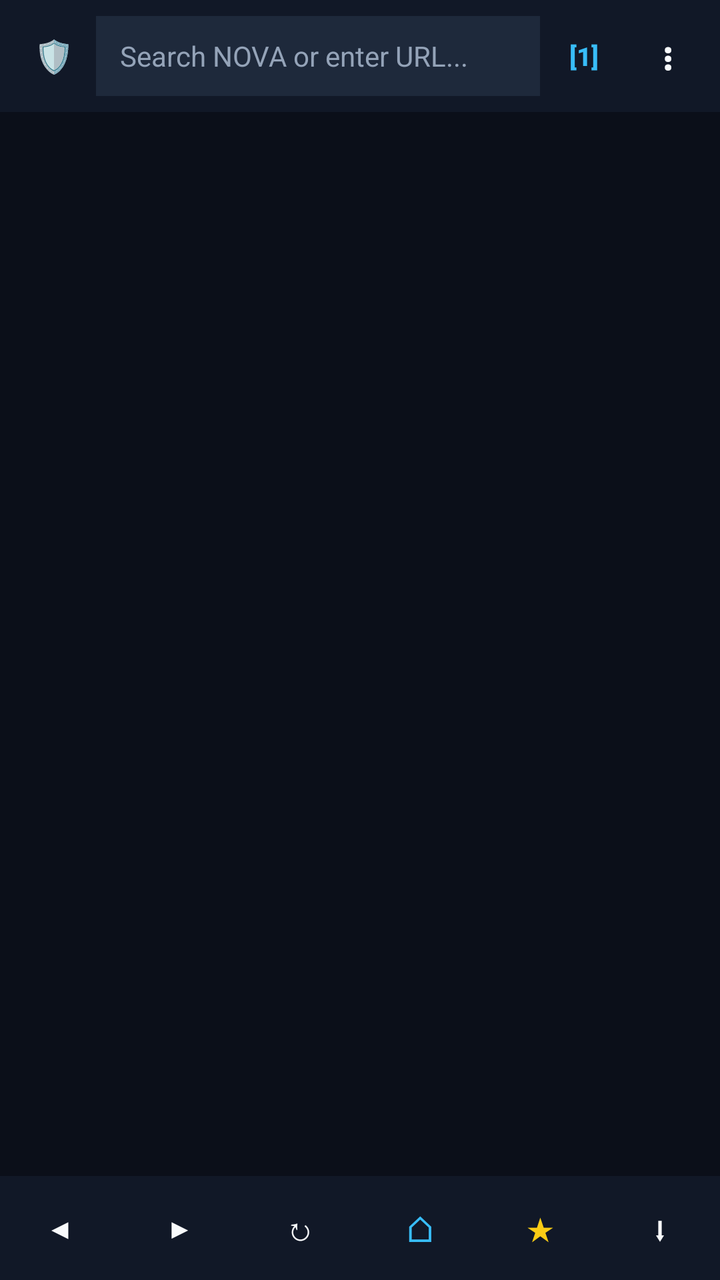
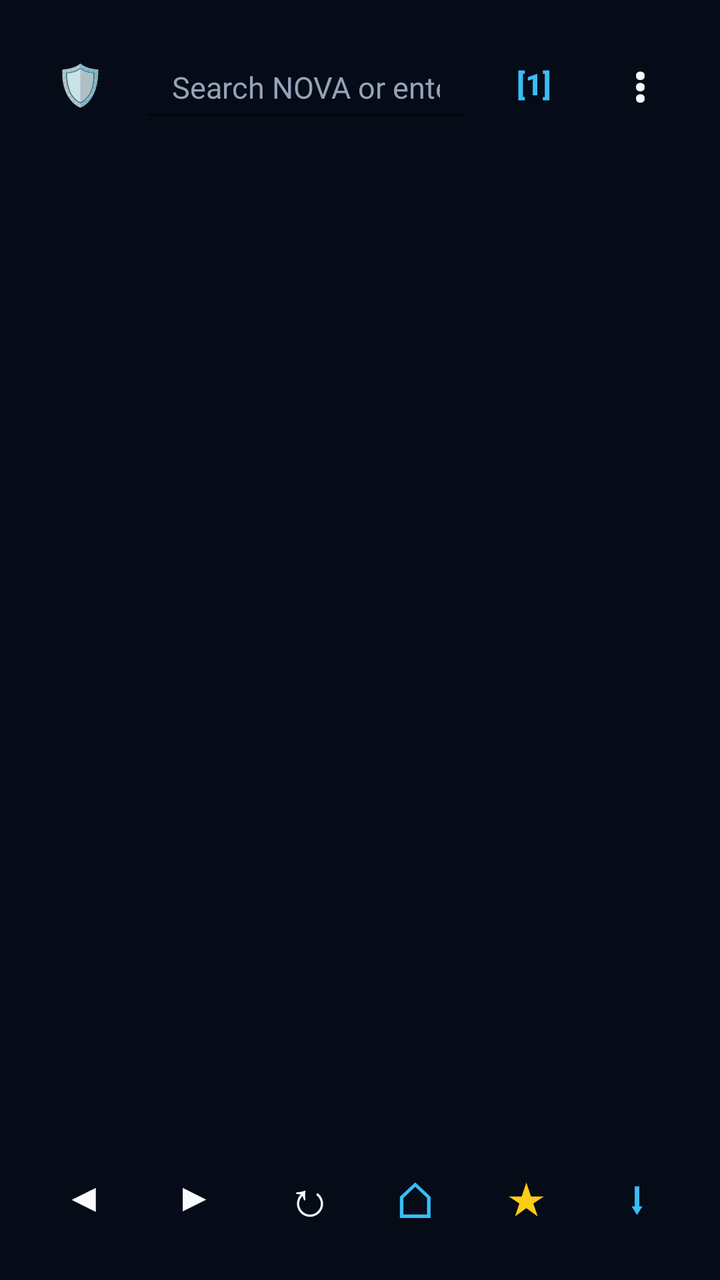

Two renders of the same Android screen: before a commit and after it. Below are the layout's source before the change and the commit's diff.
<!-- AndroidManifest.xml: application theme Theme.MaterialComponents.DayNight.NoActionBar -->
<!-- res/layout/activity_main.xml -->
<?xml version="1.0" encoding="utf-8"?>
<LinearLayout xmlns:android="http://schemas.android.com/apk/res/android"
    android:id="@+id/rootLayout"
    android:layout_width="match_parent"
    android:layout_height="match_parent"
    android:orientation="vertical"
    android:background="#0B0F19">

    <LinearLayout
        android:id="@+id/topBar"
        android:layout_width="match_parent"
        android:layout_height="56dp"
        android:orientation="horizontal"
        android:gravity="center_vertical"
        android:paddingStart="6dp"
        android:paddingEnd="6dp"
        android:background="#111827">

        <Button
            android:id="@+id/btnShield"
            style="?android:attr/borderlessButtonStyle"
            android:layout_width="42dp"
            android:layout_height="40dp"
            android:text="🛡️"
            android:textSize="16sp"
            android:padding="0dp" />

        <EditText
            android:id="@+id/etUrl"
            android:layout_width="0dp"
            android:layout_height="40dp"
            android:layout_weight="1"
            android:background="#1E293B"
            android:hint="Search NOVA or enter URL..."
            android:textColor="#F8FAFC"
            android:textColorHint="#94A3B8"
            android:paddingStart="12dp"
            android:paddingEnd="12dp"
            android:singleLine="true"
            android:imeOptions="actionGo"
            android:inputType="textUri"
            android:textSize="14sp" />

        <Button
            android:id="@+id/btnTabs"
            style="?android:attr/borderlessButtonStyle"
            android:layout_width="44dp"
            android:layout_height="40dp"
            android:text="[1]"
            android:textColor="#38BDF8"
            android:textStyle="bold"
            android:textSize="13sp"
            android:padding="0dp" />

        <Button
            android:id="@+id/btnMenu"
            style="?android:attr/borderlessButtonStyle"
            android:layout_width="40dp"
            android:layout_height="40dp"
            android:text="⋮"
            android:textColor="#F8FAFC"
            android:textStyle="bold"
            android:textSize="18sp"
            android:padding="0dp" />
    </LinearLayout>

    <LinearLayout
        android:id="@+id/layoutFind"
        android:layout_width="match_parent"
        android:layout_height="48dp"
        android:orientation="horizontal"
        android:gravity="center_vertical"
        android:paddingStart="8dp"
        android:paddingEnd="8dp"
        android:background="#1E293B"
        android:visibility="gone">

        <EditText
            android:id="@+id/etFind"
            android:layout_width="0dp"
            android:layout_height="36dp"
            android:layout_weight="1"
            android:hint="Find in page..."
            android:textColor="#F8FAFC"
            android:textColorHint="#94A3B8"
            android:background="#0F172A"
            android:paddingStart="10dp"
            android:paddingEnd="10dp"
            android:singleLine="true"
            android:textSize="13sp" />

        <Button
            android:id="@+id/btnFindNext"
            style="?android:attr/borderlessButtonStyle"
            android:layout_width="60dp"
            android:layout_height="36dp"
            android:text="Next"
            android:textColor="#38BDF8"
            android:textSize="12sp" />

        <Button
            android:id="@+id/btnFindClose"
            style="?android:attr/borderlessButtonStyle"
            android:layout_width="44dp"
            android:layout_height="36dp"
            android:text="✕"
            android:textColor="#EF4444"
            android:textSize="14sp" />
    </LinearLayout>

    <ProgressBar
        android:id="@+id/progressBar"
        style="?android:attr/progressBarStyleHorizontal"
        android:layout_width="match_parent"
        android:layout_height="3dp"
        android:max="100"
        android:visibility="gone" />

    <FrameLayout
        android:id="@+id/webContainer"
        android:layout_width="match_parent"
        android:layout_height="0dp"
        android:layout_weight="1" />

    <LinearLayout
        android:id="@+id/bottomBar"
        android:layout_width="match_parent"
        android:layout_height="52dp"
        android:orientation="horizontal"
        android:gravity="center"
        android:background="#111827"
        android:weightSum="6">

        <Button
            android:id="@+id/btnBack"
            style="?android:attr/borderlessButtonStyle"
            android:layout_width="0dp"
            android:layout_height="match_parent"
            android:layout_weight="1"
            android:text="◀"
            android:textColor="#F8FAFC" />

        <Button
            android:id="@+id/btnForward"
            style="?android:attr/borderlessButtonStyle"
            android:layout_width="0dp"
            android:layout_height="match_parent"
            android:layout_weight="1"
            android:text="▶"
            android:textColor="#F8FAFC" />

        <Button
            android:id="@+id/btnReload"
            style="?android:attr/borderlessButtonStyle"
            android:layout_width="0dp"
            android:layout_height="match_parent"
            android:layout_weight="1"
            android:text="↻"
            android:textColor="#F8FAFC"
            android:textSize="16sp" />

        <Button
            android:id="@+id/btnHome"
            style="?android:attr/borderlessButtonStyle"
            android:layout_width="0dp"
            android:layout_height="match_parent"
            android:layout_weight="1"
            android:text="⌂"
            android:textColor="#38BDF8"
            android:textSize="18sp" />

        <Button
            android:id="@+id/btnBookmarks"
            style="?android:attr/borderlessButtonStyle"
            android:layout_width="0dp"
            android:layout_height="match_parent"
            android:layout_weight="1"
            android:text="★"
            android:textColor="#FACC15"
            android:textSize="16sp" />

        <Button
            android:id="@+id/btnDownloads"
            style="?android:attr/borderlessButtonStyle"
            android:layout_width="0dp"
            android:layout_height="match_parent"
            android:layout_weight="1"
            android:text="⬇"
            android:textColor="#F8FAFC"
            android:textSize="16sp" />
    </LinearLayout>

</LinearLayout>
<!-- resources referenced by this layout -->
<resources>

</resources>

<!-- the commit's change to res/layout/activity_main.xml (unified diff, before → after) -->
@@ -4,190 +4,231 @@
     android:layout_width="match_parent"
     android:layout_height="match_parent"
     android:orientation="vertical"
-    android:background="#0B0F19">
-
+    android:background="#060B18">
+
+    
     <LinearLayout
         android:id="@+id/topBar"
         android:layout_width="match_parent"
-        android:layout_height="56dp"
+        android:layout_height="68dp"
+        android:layout_marginStart="8dp"
+        android:layout_marginEnd="8dp"
+        android:layout_marginTop="8dp"
+        android:layout_marginBottom="6dp"
         android:orientation="horizontal"
         android:gravity="center_vertical"
-        android:paddingStart="6dp"
-        android:paddingEnd="6dp"
-        android:background="#111827">
+        android:paddingStart="8dp"
+        android:paddingEnd="8dp">
 
         <Button
             android:id="@+id/btnShield"
             style="?android:attr/borderlessButtonStyle"
-            android:layout_width="42dp"
-            android:layout_height="40dp"
+            android:layout_width="48dp"
+            android:layout_height="48dp"
+            android:minWidth="0dp"
+            android:minHeight="0dp"
             android:text="🛡️"
-            android:textSize="16sp"
+            android:textSize="20sp"
             android:padding="0dp" />
 
         <EditText
             android:id="@+id/etUrl"
             android:layout_width="0dp"
-            android:layout_height="40dp"
-            android:layout_weight="1"
-            android:background="#1E293B"
+            android:layout_height="48dp"
+            android:layout_weight="1"
+            android:layout_marginStart="6dp"
+            android:layout_marginEnd="6dp"
             android:hint="Search NOVA or enter URL..."
             android:textColor="#F8FAFC"
             android:textColorHint="#94A3B8"
-            android:paddingStart="12dp"
-            android:paddingEnd="12dp"
+            android:paddingStart="16dp"
+            android:paddingEnd="16dp"
             android:singleLine="true"
             android:imeOptions="actionGo"
             android:inputType="textUri"
-            android:textSize="14sp" />
+            android:textSize="15sp" />
 
         <Button
             android:id="@+id/btnTabs"
             style="?android:attr/borderlessButtonStyle"
-            android:layout_width="44dp"
-            android:layout_height="40dp"
+            android:layout_width="50dp"
+            android:layout_height="48dp"
+            android:minWidth="0dp"
+            android:minHeight="0dp"
+            android:layout_marginEnd="4dp"
             android:text="[1]"
             android:textColor="#38BDF8"
             android:textStyle="bold"
-            android:textSize="13sp"
+            android:textSize="15sp"
             android:padding="0dp" />
 
         <Button
             android:id="@+id/btnMenu"
             style="?android:attr/borderlessButtonStyle"
-            android:layout_width="40dp"
-            android:layout_height="40dp"
+            android:layout_width="48dp"
+            android:layout_height="48dp"
+            android:minWidth="0dp"
+            android:minHeight="0dp"
             android:text="⋮"
             android:textColor="#F8FAFC"
             android:textStyle="bold"
-            android:textSize="18sp"
+            android:textSize="24sp"
             android:padding="0dp" />
     </LinearLayout>
 
+    
     <LinearLayout
         android:id="@+id/layoutFind"
         android:layout_width="match_parent"
-        android:layout_height="48dp"
+        android:layout_height="56dp"
+        android:layout_marginStart="8dp"
+        android:layout_marginEnd="8dp"
+        android:layout_marginBottom="6dp"
         android:orientation="horizontal"
         android:gravity="center_vertical"
-        android:paddingStart="8dp"
-        android:paddingEnd="8dp"
-        android:background="#1E293B"
+        android:paddingStart="10dp"
+        android:paddingEnd="10dp"
         android:visibility="gone">
 
         <EditText
             android:id="@+id/etFind"
             android:layout_width="0dp"
-            android:layout_height="36dp"
+            android:layout_height="42dp"
             android:layout_weight="1"
             android:hint="Find in page..."
             android:textColor="#F8FAFC"
             android:textColorHint="#94A3B8"
-            android:background="#0F172A"
-            android:paddingStart="10dp"
-            android:paddingEnd="10dp"
+            android:paddingStart="14dp"
+            android:paddingEnd="14dp"
             android:singleLine="true"
-            android:textSize="13sp" />
+            android:textSize="14sp" />
 
         <Button
             android:id="@+id/btnFindNext"
             style="?android:attr/borderlessButtonStyle"
-            android:layout_width="60dp"
-            android:layout_height="36dp"
+            android:layout_width="68dp"
+            android:layout_height="42dp"
+            android:layout_marginStart="6dp"
             android:text="Next"
             android:textColor="#38BDF8"
-            android:textSize="12sp" />
+            android:textStyle="bold"
+            android:textSize="14sp" />
 
         <Button
             android:id="@+id/btnFindClose"
             style="?android:attr/borderlessButtonStyle"
-            android:layout_width="44dp"
-            android:layout_height="36dp"
+            android:layout_width="46dp"
+            android:layout_height="42dp"
             android:text="✕"
-            android:textColor="#EF4444"
-            android:textSize="14sp" />
+            android:textColor="#F87171"
+            android:textStyle="bold"
+            android:textSize="18sp" />
     </LinearLayout>
 
+    
     <ProgressBar
         android:id="@+id/progressBar"
         style="?android:attr/progressBarStyleHorizontal"
         android:layout_width="match_parent"
-        android:layout_height="3dp"
+        android:layout_height="4dp"
         android:max="100"
+        android:progressTint="#38BDF8"
+        android:progressBackgroundTint="#1E293B"
         android:visibility="gone" />
 
+    
     <FrameLayout
         android:id="@+id/webContainer"
         android:layout_width="match_parent"
         android:layout_height="0dp"
         android:layout_weight="1" />
 
+    
     <LinearLayout
         android:id="@+id/bottomBar"
         android:layout_width="match_parent"
-        android:layout_height="52dp"
+        android:layout_height="68dp"
+        android:layout_marginStart="8dp"
+        android:layout_marginEnd="8dp"
+        android:layout_marginTop="6dp"
+        android:layout_marginBottom="8dp"
         android:orientation="horizontal"
         android:gravity="center"
-        android:background="#111827"
+        android:paddingStart="6dp"
+        android:paddingEnd="6dp"
         android:weightSum="6">
 
         <Button
             android:id="@+id/btnBack"
             style="?android:attr/borderlessButtonStyle"
             android:layout_width="0dp"
-            android:layout_height="match_parent"
-            android:layout_weight="1"
+            android:layout_height="52dp"
+            android:layout_weight="1"
+            android:layout_margin="2dp"
+            android:minWidth="0dp"
             android:text="◀"
+            android:textSize="20sp"
             android:textColor="#F8FAFC" />
 
         <Button
             android:id="@+id/btnForward"
             style="?android:attr/borderlessButtonStyle"
             android:layout_width="0dp"
-            android:layout_height="match_parent"
-            android:layout_weight="1"
+            android:layout_height="52dp"
+            android:layout_weight="1"
+            android:layout_margin="2dp"
+            android:minWidth="0dp"
             android:text="▶"
+            android:textSize="20sp"
             android:textColor="#F8FAFC" />
 
         <Button
             android:id="@+id/btnReload"
             style="?android:attr/borderlessButtonStyle"
             android:layout_width="0dp"
-            android:layout_height="match_parent"
-            android:layout_weight="1"
+            android:layout_height="52dp"
+            android:layout_weight="1"
+            android:layout_margin="2dp"
+            android:minWidth="0dp"
             android:text="↻"
-            android:textColor="#F8FAFC"
-            android:textSize="16sp" />
+            android:textSize="24sp"
+            android:textColor="#F8FAFC" />
 
         <Button
             android:id="@+id/btnHome"
             style="?android:attr/borderlessButtonStyle"
             android:layout_width="0dp"
-            android:layout_height="match_parent"
-            android:layout_weight="1"
+            android:layout_height="52dp"
+            android:layout_weight="1"
+            android:layout_margin="2dp"
+            android:minWidth="0dp"
             android:text="⌂"
-            android:textColor="#38BDF8"
-            android:textSize="18sp" />
+            android:textSize="25sp"
+            android:textColor="#38BDF8" />
 
         <Button
             android:id="@+id/btnBookmarks"
             style="?android:attr/borderlessButtonStyle"
             android:layout_width="0dp"
-            android:layout_height="match_parent"
-            android:layout_weight="1"
+            android:layout_height="52dp"
+            android:layout_weight="1"
+            android:layout_margin="2dp"
+            android:minWidth="0dp"
             android:text="★"
-            android:textColor="#FACC15"
-            android:textSize="16sp" />
+            android:textSize="22sp"
+            android:textColor="#FACC15" />
 
         <Button
             android:id="@+id/btnDownloads"
             style="?android:attr/borderlessButtonStyle"
             android:layout_width="0dp"
-            android:layout_height="match_parent"
-            android:layout_weight="1"
+            android:layout_height="52dp"
+            android:layout_weight="1"
+            android:layout_margin="2dp"
+            android:minWidth="0dp"
             android:text="⬇"
-            android:textColor="#F8FAFC"
-            android:textSize="16sp" />
+            android:textSize="22sp"
+            android:textColor="#38BDF8" />
     </LinearLayout>
 
 </LinearLayout>
